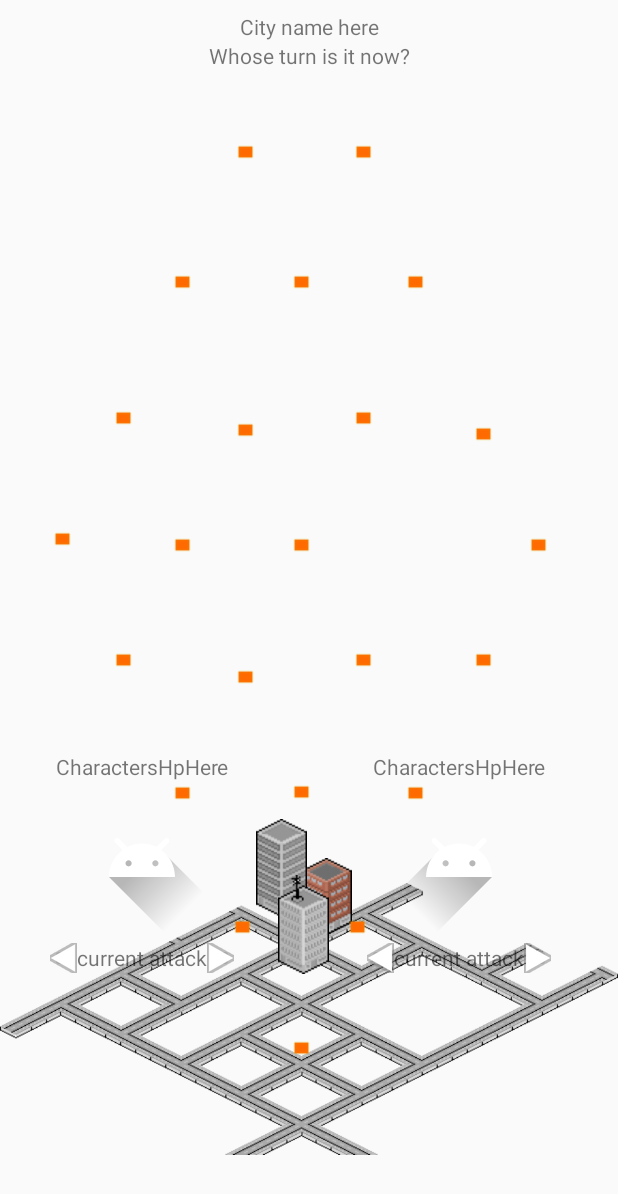
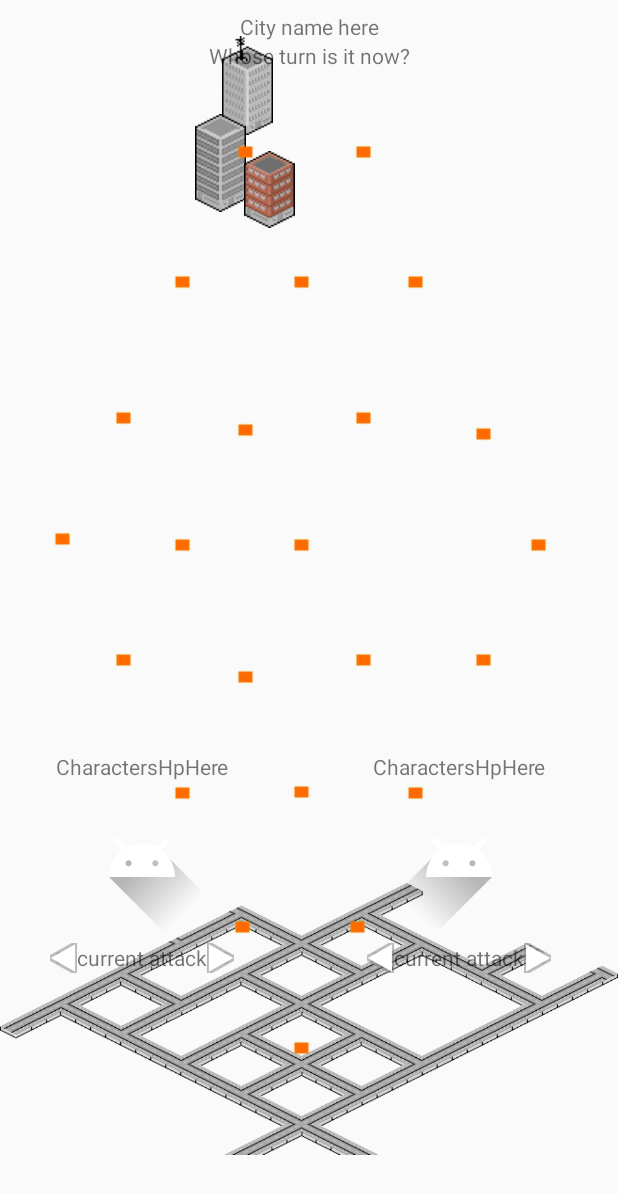
Before and after one commit to Alex-Lakin/GodzillaKaijuBattle, an Android app: the layout activity_game.xml on its own in the app's theme, with its tools: preview values and no code run, on a phone screen of 412 x 824 dp. Shown: the top 1194 px of the screen. Run offline under Robolectric (Android 15) with nearby library versions, the phone set to English and light mode, and no system bars.

Commit message:
game is owrking, about to add new buildings

```diff
--- a/GodzillaProject/app/src/main/res/layout/activity_game.xml
+++ b/GodzillaProject/app/src/main/res/layout/activity_game.xml
@@ -60,7 +60,7 @@
         app:srcCompat="@drawable/ic_launcher_foreground" />
 
     <ImageButton
-        android:id="@+id/building3ImageButtonId"
+        android:id="@+id/buildingImageButtonId1"
         android:layout_width="wrap_content"
         android:layout_height="wrap_content"
         android:layout_marginLeft="8dp"
@@ -70,14 +70,14 @@
         android:visibility="visible"
         app:layout_constraintBottom_toBottomOf="parent"
         app:layout_constraintEnd_toEndOf="parent"
-        app:layout_constraintHorizontal_bias="0.52"
+        app:layout_constraintHorizontal_bias="0.378"
         app:layout_constraintStart_toStartOf="parent"
         app:layout_constraintTop_toTopOf="parent"
-        app:layout_constraintVertical_bias="0.74"
-        app:srcCompat="@drawable/building3" />
+        app:layout_constraintVertical_bias="0.032"
+        app:srcCompat="@drawable/building1" />
 
     <ImageButton
-        android:id="@+id/building2ImageButtonId"
+        android:id="@+id/buildingImageButtonId2"
         android:layout_width="wrap_content"
         android:layout_height="wrap_content"
         android:layout_marginLeft="8dp"
@@ -87,14 +87,14 @@
         android:visibility="visible"
         app:layout_constraintBottom_toBottomOf="parent"
         app:layout_constraintEnd_toEndOf="parent"
-        app:layout_constraintHorizontal_bias="0.44"
+        app:layout_constraintHorizontal_bias="0.33"
         app:layout_constraintStart_toStartOf="parent"
         app:layout_constraintTop_toTopOf="parent"
-        app:layout_constraintVertical_bias="0.72"
+        app:layout_constraintVertical_bias="0.100000024"
         app:srcCompat="@drawable/building2" />
 
     <ImageButton
-        android:id="@+id/building1ImageButtonId"
+        android:id="@+id/buildingImageButtonId3"
         android:layout_width="wrap_content"
         android:layout_height="wrap_content"
         android:layout_marginLeft="8dp"
@@ -104,11 +104,11 @@
         android:visibility="visible"
         app:layout_constraintBottom_toBottomOf="parent"
         app:layout_constraintEnd_toEndOf="parent"
-        app:layout_constraintHorizontal_bias="0.48"
+        app:layout_constraintHorizontal_bias="0.418"
         app:layout_constraintStart_toStartOf="parent"
         app:layout_constraintTop_toTopOf="parent"
-        app:layout_constraintVertical_bias="0.77"
-        app:srcCompat="@drawable/building1" />
+        app:layout_constraintVertical_bias="0.13"
+        app:srcCompat="@drawable/building3" />
 
     <ImageButton
         android:id="@+id/citizensImageButtonId23"
```
Also changed, not shown: GodzillaProject/app/src/main/java/com/example/user/godzillakaijubattle/GameActivity.java (+12 -10 lines).
